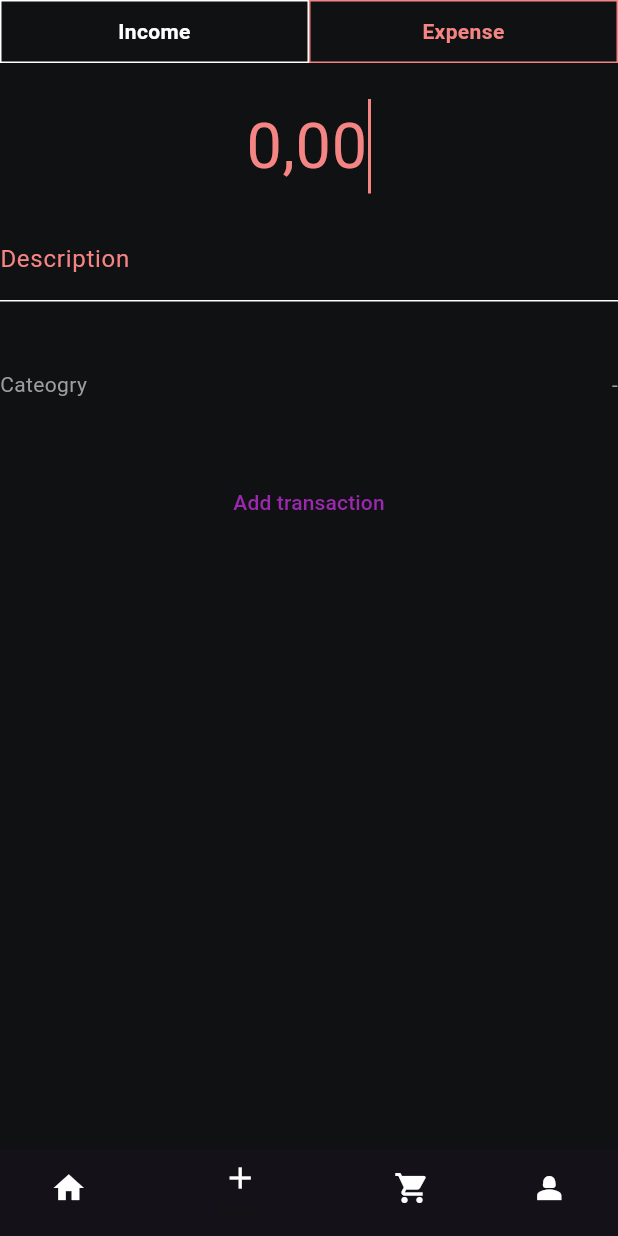
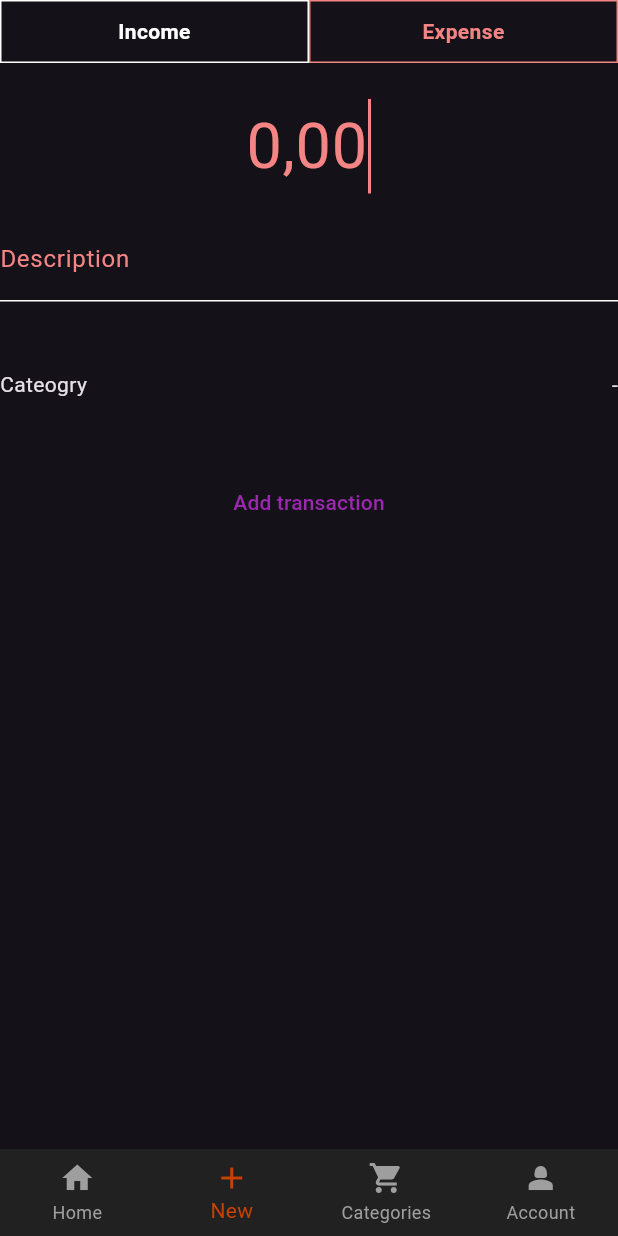
Before and after one commit to ahofmeister/frugalistic-flutter, a Flutter app: the PageSelector screen opened by its route, item 2 of the bottom bar chosen, on a phone screen of 412 x 824 dp. Run offline on Flutter 3.47's test engine with Material 3 defaults, Android fonts, the phone set to English and light mode, and no system bars; our stand-ins replace flutter_dotenv, flutter_riverpod, freezed_annotation, riverpod_annotation, supabase_flutter; accounts and stored records are empty; generated files the repository leaves out were written again; network calls fail.

Commit message:
Add some design

```diff
--- a/lib/login/page_selector.dart
+++ b/lib/login/page_selector.dart
@@ -35,8 +35,9 @@ class PageSelectorState extends State<PageSelector> {
         child: _pages.elementAt(_selectedIndex),
       ),
       bottomNavigationBar: BottomNavigationBar(
-        unselectedIconTheme: Theme.of(context).iconTheme,
-        selectedIconTheme: Theme.of(context).primaryIconTheme,
+        type: BottomNavigationBarType.fixed,
+        // unselectedIconTheme: Theme.of(context).iconTheme,
+        // selectedIconTheme: Theme.of(context).primaryIconTheme,
         items: const <BottomNavigationBarItem>[
           BottomNavigationBarItem(
             icon: Icon(Icons.home),
--- a/lib/theme/frugalistic_theme.dart
+++ b/lib/theme/frugalistic_theme.dart
@@ -1,42 +1,42 @@
 import 'package:flutter/material.dart';
 
 final ThemeData frugalisticTheme = ThemeData.dark().copyWith(
-  colorScheme: const ColorScheme.dark(
-    primary: Color(0x00C74200),
-    secondary: Color(0x00C74200),
-    background: Color(0xFF101112),
-    onBackground: Colors.white,
-  ),
-  textTheme: TextTheme(
-    headline1: const TextStyle(fontSize: 28.0, fontWeight: FontWeight.bold, color: Colors.white),
-    headline2: const TextStyle(fontSize: 24.0, fontWeight: FontWeight.bold, color: Colors.white),
-    headline3: const TextStyle(fontSize: 20.0, fontWeight: FontWeight.bold, color: Colors.white),
-    bodyText1: TextStyle(fontSize: 16.0, color: Colors.grey[300]),
-    bodyText2: TextStyle(fontSize: 14.0, color: Colors.grey[500]),
-  ),
-  elevatedButtonTheme: ElevatedButtonThemeData(
-    style: ElevatedButton.styleFrom(
-      primary: Color(0xFFC74200),
-      onPrimary: Colors.black,
-      shape: RoundedRectangleBorder(
-        borderRadius: BorderRadius.circular(8.0),
-      ),
+    colorScheme: ColorScheme.dark(
+      primary: Color(0x00C74200),
+      secondary: Color(0x00C74200),
     ),
-  ),
-  appBarTheme:  AppBarTheme(
-    // color: Color(0xFFC74200),
-    backgroundColor: Colors.red,
-    iconTheme: IconThemeData(color: Colors.red),
-  ),
-  scaffoldBackgroundColor: Color(0xFF101112),
-);
+//   textTheme: TextTheme(
+//     headline1: const TextStyle(fontSize: 28.0, fontWeight: FontWeight.bold, color: Colors.white),
+//     headline2: const TextStyle(fontSize: 24.0, fontWeight: FontWeight.bold, color: Colors.white),
+//     headline3: const TextStyle(fontSize: 20.0, fontWeight: FontWeight.bold, color: Colors.white),
+//     bodyText1: TextStyle(fontSize: 16.0, color: Colors.grey[300]),
+//     bodyText2: TextStyle(fontSize: 14.0, color: Colors.grey[500]),
+//   ),
+//   elevatedButtonTheme: ElevatedButtonThemeData(
+//     style: ElevatedButton.styleFrom(
+//       primary: Color(0xFFC74200),
+//       onPrimary: Colors.black,
+//       shape: RoundedRectangleBorder(
+//         borderRadius: BorderRadius.circular(8.0),
+//       ),
+//     ),
+//   ),
+    appBarTheme: AppBarTheme(foregroundColor: Colors.purpleAccent),
+    bottomNavigationBarTheme: BottomNavigationBarThemeData(
+      backgroundColor: Colors.grey[900],
+      selectedItemColor: const Color(0xFFC74200),
+      unselectedItemColor: Colors.grey[500],
+//   iconTheme: IconTheme,
+    )
+//   scaffoldBackgroundColor: Color(0xFF101112),
+    );
 
 extension MyColorScheme on ColorScheme {
   Color get income => const Color(0xFF84F5F5);
 
   Color get expense => const Color(0xFFF58484);
 
-  Color get primary => const Color(0xFFC74200);
+  Color get primary => const Color(0xFFD85311);
 
   Color get neutral => const Color(0xFF101112);
 }
```
